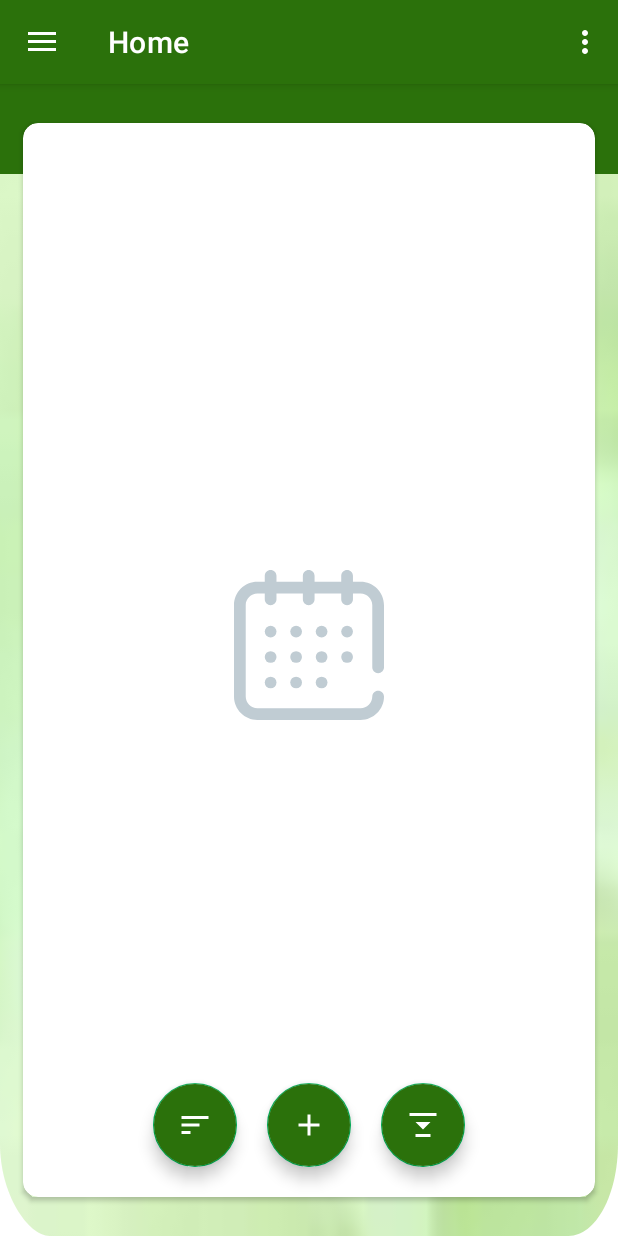
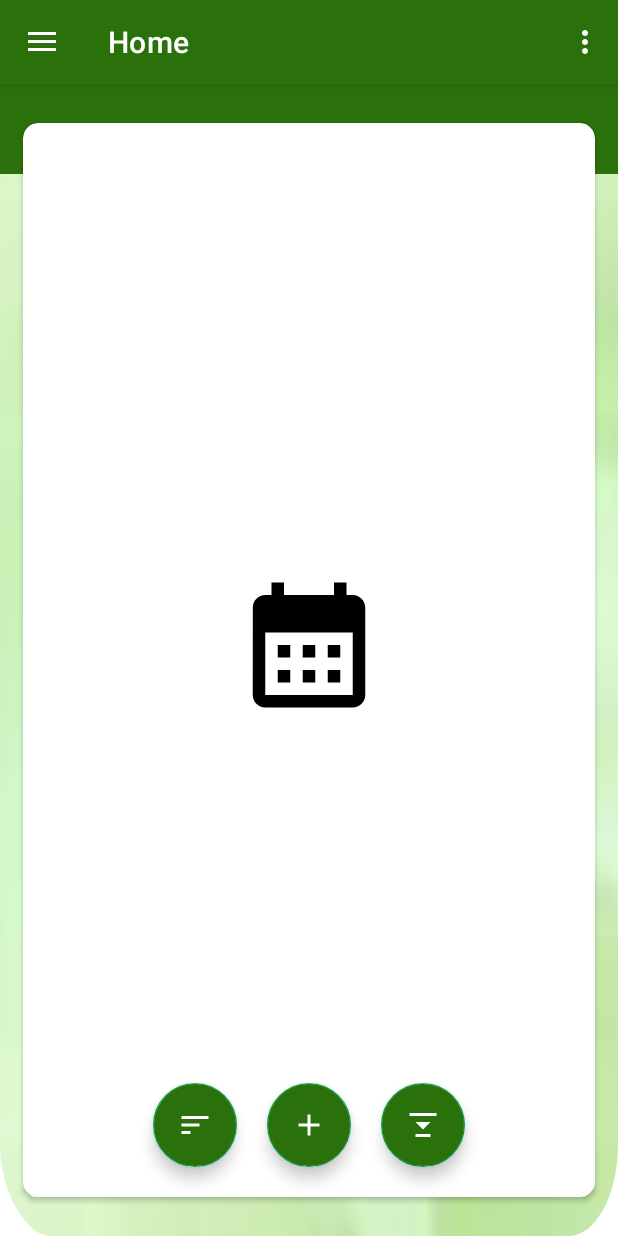
Before and after one commit to manojkumar0408/TaskManagement, an Android app: the TasksMainActivity screen opened directly, with no data from a screen before it, on a phone screen of 412 x 824 dp. Run offline under Robolectric (Android 15) with nearby library versions, the phone set to English and light mode, and no system bars; our stand-ins replace Firebase (no records; nobody signed in at launch, a user with empty details on screens opened directly), Room's generated code, navigation-ui.

Commit message:
Nav view pic

```diff
--- a/app/build.gradle.kts
+++ b/app/build.gradle.kts
@@ -56,6 +56,7 @@ dependencies {
     implementation("com.google.firebase:firebase-storage-ktx:20.3.0")
     implementation("com.google.firebase:firebase-firestore-ktx:24.10.0")
     implementation("androidx.media3:media3-common:1.2.0")
+    implementation("com.mikhaellopez:circularimageview:4.3.1")
     testImplementation("junit:junit:4.13.2")
     androidTestImplementation("androidx.test.ext:junit:1.1.5")
     androidTestImplementation("androidx.test.espresso:espresso-core:3.5.1")
@@ -69,4 +70,5 @@ dependencies {
 
     implementation("androidx.coordinatorlayout:coordinatorlayout:1.1.0")
     implementation ("jp.wasabeef:recyclerview-animators:4.0.2")
+    implementation("com.mikhaellopez:circularimageview:3.0.2")
 }
--- a/app/src/main/java/com/example/timesync/TasksMainActivity.kt
+++ b/app/src/main/java/com/example/timesync/TasksMainActivity.kt
@@ -2,6 +2,7 @@ package com.example.timesync
 
 import android.annotation.SuppressLint
 import android.content.Intent
+import android.net.Uri
 import android.os.Bundle
 import android.util.Log
 import android.view.Menu
@@ -60,9 +61,24 @@ class TasksMainActivity : AppCompatActivity() {
         val email = header.findViewById<TextView>(R.id.nav_email)
         val imageView = header.findViewById<ImageView>(R.id.nav_imageView)
         val sharedPref = SharedPref().getUserInfo(applicationContext)
+        val sharePref = SharedPref()
         if (sharedPref != null) {
             name.text = "${sharedPref.firstName} ${sharedPref.lastName}"
             email.text = sharedPref.email
+            if (sharePref.getImageUri(this) != "imageUri"){
+                var img = sharePref.getImageUri(this)
+                img = Uri.parse(img.toString()).toString()
+                header.findViewById<ImageView>(R.id.nav_imageView).setImageURI(Uri.parse(img))
+            }
+        }
+    }
+
+    fun updateNavView(){
+        val sharePref = SharedPref()
+        if (sharePref.getImageUri(this) != "imageUri"){
+            var img = sharePref.getImageUri(this)
+            img = Uri.parse(img.toString()).toString()
+            findViewById<ImageView>(R.id.nav_imageView).setImageURI(Uri.parse(img))
         }
     }
 
--- a/app/src/main/java/com/example/timesync/ui/gallery/ProfileFragment.kt
+++ b/app/src/main/java/com/example/timesync/ui/gallery/ProfileFragment.kt
@@ -21,6 +21,7 @@ import androidx.core.content.ContextCompat
 import androidx.fragment.app.Fragment
 import androidx.lifecycle.ViewModelProvider
 import com.example.timesync.SharedPref
+import com.example.timesync.TasksMainActivity
 import com.example.timesync.databinding.FragmentProfileBinding
 import com.google.firebase.Firebase
 import com.google.firebase.auth.FirebaseAuth
@@ -153,7 +154,7 @@ class ProfileFragment : Fragment() {
         binding.profileIcon.setImageURI(imageUri)
         val SharedPref = SharedPref()
         SharedPref.saveImageUri(requireContext(), imageUri.toString())
-
+        Toast.makeText(context, "Profile picture updated successfully", Toast.LENGTH_SHORT).show()
     }
 
     override fun onDestroyView() {
--- a/app/src/main/res/drawable/ic_calendar.xml
+++ b/app/src/main/res/drawable/ic_calendar.xml
@@ -1,42 +1,5 @@
-<vector xmlns:android="http://schemas.android.com/apk/res/android"
-    android:width="24dp"
-    android:height="24dp"
-    android:viewportWidth="512"
-    android:viewportHeight="512">
-  <path
-      android:fillColor="#c0ccd3"
-      android:pathData="M492,352c11.046,0 20,-8.954 20,-20V120c0,-44.112 -35.888,-80 -80,-80h-26V20c0,-11.046 -8.954,-20 -20,-20c-11.046,0 -20,8.954 -20,20v20h-91V20c0,-11.046 -8.954,-20 -20,-20c-11.046,0 -20,8.954 -20,20v20h-90V20c0,-11.046 -8.954,-20 -20,-20s-20,8.954 -20,20v20H80C35.888,40 0,75.888 0,120v312c0,44.112 35.888,80 80,80h352c44.112,0 80,-35.888 80,-80c0,-11.046 -8.954,-20 -20,-20c-11.046,0 -20,8.954 -20,20c0,22.056 -17.944,40 -40,40H80c-22.056,0 -40,-17.944 -40,-40V120c0,-22.056 17.944,-40 40,-40h25v20c0,11.046 8.954,20 20,20s20,-8.954 20,-20V80h90v20c0,11.046 8.954,20 20,20s20,-8.954 20,-20V80h91v20c0,11.046 8.954,20 20,20c11.046,0 20,-8.954 20,-20V80h26c22.056,0 40,17.944 40,40v212C472,343.046 480.954,352 492,352z"/>
-  <path
-      android:fillColor="#c0ccd3"
-      android:pathData="M125,210m-20,0a20,20 0,1 1,40 0a20,20 0,1 1,-40 0"/>
-  <path
-      android:fillColor="#c0ccd3"
-      android:pathData="M299,210m-20,0a20,20 0,1 1,40 0a20,20 0,1 1,-40 0"/>
-  <path
-      android:fillColor="#c0ccd3"
-      android:pathData="M386,210m-20,0a20,20 0,1 1,40 0a20,20 0,1 1,-40 0"/>
-  <path
-      android:fillColor="#c0ccd3"
-      android:pathData="M125,297m-20,0a20,20 0,1 1,40 0a20,20 0,1 1,-40 0"/>
-  <path
-      android:fillColor="#c0ccd3"
-      android:pathData="M125,384m-20,0a20,20 0,1 1,40 0a20,20 0,1 1,-40 0"/>
-  <path
-      android:fillColor="#c0ccd3"
-      android:pathData="M212,210m-20,0a20,20 0,1 1,40 0a20,20 0,1 1,-40 0"/>
-  <path
-      android:fillColor="#c0ccd3"
-      android:pathData="M212,297m-20,0a20,20 0,1 1,40 0a20,20 0,1 1,-40 0"/>
-  <path
-      android:fillColor="#c0ccd3"
-      android:pathData="M212,384m-20,0a20,20 0,1 1,40 0a20,20 0,1 1,-40 0"/>
-  <path
-      android:fillColor="#c0ccd3"
-      android:pathData="M299,297m-20,0a20,20 0,1 1,40 0a20,20 0,1 1,-40 0"/>
-  <path
-      android:fillColor="#c0ccd3"
-      android:pathData="M386,297m-20,0a20,20 0,1 1,40 0a20,20 0,1 1,-40 0"/>
-  <path
-      android:fillColor="#c0ccd3"
-      android:pathData="M299,384m-20,0a20,20 0,1 1,40 0a20,20 0,1 1,-40 0"/>
+<vector android:height="24dp" android:tint="#000000"
+    android:viewportHeight="24" android:viewportWidth="24"
+    android:width="24dp" xmlns:android="http://schemas.android.com/apk/res/android">
+    <path android:fillColor="@android:color/white" android:pathData="M19,4h-1V2h-2v2H8V2H6v2H5C3.89,4 3.01,4.9 3.01,6L3,20c0,1.1 0.89,2 2,2h14c1.1,0 2,-0.9 2,-2V6C21,4.9 20.1,4 19,4zM19,20H5V10h14V20zM9,14H7v-2h2V14zM13,14h-2v-2h2V14zM17,14h-2v-2h2V14zM9,18H7v-2h2V18zM13,18h-2v-2h2V18zM17,18h-2v-2h2V18z"/>
 </vector>
--- /dev/null
+++ b/app/src/main/res/drawable/ic_home.xml
@@ -0,0 +1,5 @@
+<vector android:height="24dp" android:tint="#000000"
+    android:viewportHeight="24" android:viewportWidth="24"
+    android:width="24dp" xmlns:android="http://schemas.android.com/apk/res/android">
+    <path android:fillColor="@android:color/white" android:pathData="M10,20v-6h4v6h5v-8h3L12,3 2,12h3v8z"/>
+</vector>
--- a/app/src/main/res/layout/nav_header_tasks_main.xml
+++ b/app/src/main/res/layout/nav_header_tasks_main.xml
@@ -2,7 +2,7 @@
 <LinearLayout xmlns:android="http://schemas.android.com/apk/res/android"
     xmlns:app="http://schemas.android.com/apk/res-auto"
     android:layout_width="match_parent"
-    android:layout_height="@dimen/nav_header_height"
+    android:layout_height="230dp"
     android:background="@drawable/side_nav_bar"
     android:gravity="bottom"
     android:orientation="vertical"
@@ -12,13 +12,25 @@
     android:paddingBottom="@dimen/activity_vertical_margin"
     android:theme="@style/ThemeOverlay.AppCompat.Dark">
 
-    <ImageView
+    <com.mikhaellopez.circularimageview.CircularImageView
+        android:id="@+id/nav_imageView"
+        android:layout_width="130dp"
+        android:layout_height="130dp"
+        android:layout_gravity="center"
+        android:src="@drawable/person"
+        app:civ_border_color="#EEEEEE"
+        app:civ_border_width="2dp"
+        app:civ_shadow="true"
+        app:civ_shadow_radius="3dp"
+        app:civ_shadow_color="#8BC34A"/>
+
+    <!--ImageView
         android:id="@+id/nav_imageView"
         android:layout_width="wrap_content"
         android:layout_height="wrap_content"
         android:contentDescription="@string/nav_header_desc"
         android:paddingTop="@dimen/nav_header_vertical_spacing"
-        app:srcCompat="@mipmap/ic_launcher_round" />
+        app:srcCompat="@mipmap/ic_launcher_round" /-->
 
     <TextView
         android:id="@+id/nav_user_name"
--- a/app/src/main/res/menu/activity_main_drawer.xml
+++ b/app/src/main/res/menu/activity_main_drawer.xml
@@ -6,7 +6,7 @@
     <group android:checkableBehavior="single">
         <item
             android:id="@+id/nav_home"
-            android:icon="@drawable/ic_menu_camera"
+            android:icon="@drawable/ic_home"
             android:title="@string/menu_home" />
         <item
             android:id="@+id/nav_profile"
@@ -14,7 +14,7 @@
             android:title="@string/menu_profile" />
         <item
             android:id="@+id/nav_slideshow"
-            android:icon="@drawable/ic_menu_slideshow"
-            android:title="@string/menu_slideshow" />
+            android:icon="@drawable/ic_calendar"
+            android:title="@string/calender_view" />
     </group>
 </menu>
--- a/app/src/main/res/values/strings.xml
+++ b/app/src/main/res/values/strings.xml
@@ -58,4 +58,5 @@
     <string name="category">category</string>
     <string name="confirm_task">Confirm Save Task</string>
     <string name="message_15_mins">"There is a task scheduled within 15 minutes of the selected time. Do you still want to save this task?"</string>
+    <string name="calender_view">Calender View</string>
 </resources>
```
